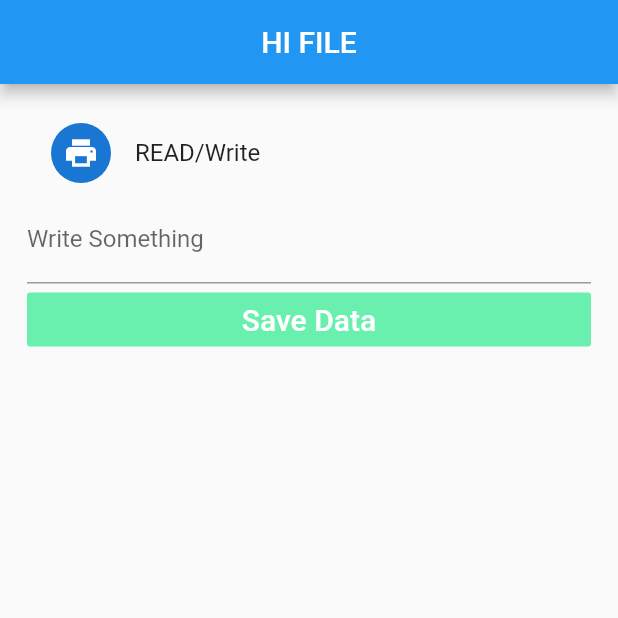
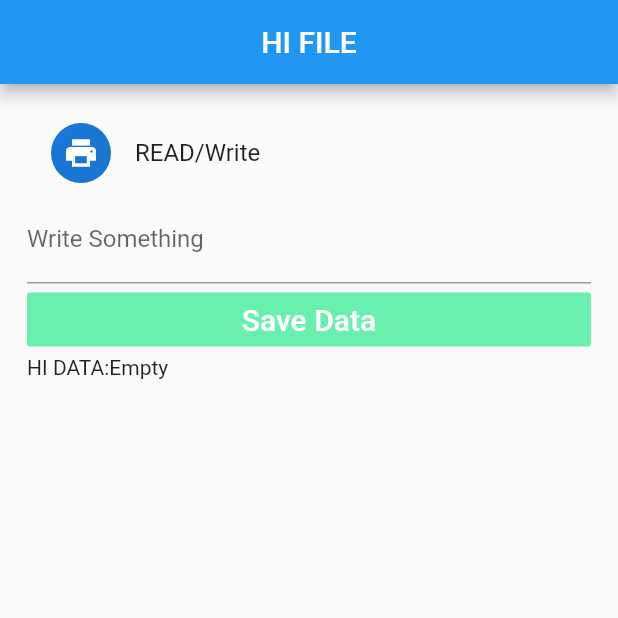
Before and after one commit to mortuzahossain/flutter_io_file, a Flutter app: the screen it shows after launch, after a tap on "Save Data", on a phone screen of 412 x 824 dp, the top half of it. Run offline on Flutter 3.47's test engine with Material 2 defaults, Android fonts, the phone set to English and light mode, and no system bars; our stand-ins replace shared_preferences.

Commit message:
Save Data using shared preferance donwe

```diff
--- a/lib/main.dart
+++ b/lib/main.dart
@@ -2,6 +2,7 @@ import 'package:flutter/material.dart';
 import 'dart:async';
 import 'package:path_provider/path_provider.dart';
 import 'dart:io';
+import 'package:shared_preferences/shared_preferences.dart';
 
 void main() {
   runApp(MyApp());
@@ -15,6 +16,30 @@ class MyApp extends StatefulWidget {
 }
 
 class MyAppState extends State<MyApp> {
+
+  @override
+  void initState() {
+    super.initState();
+    _loadSavedData();
+  }
+
+  String _savedData = "";
+
+  _loadSavedData() async {
+    SharedPreferences preferences = await SharedPreferences.getInstance();
+    setState(() {
+      if(preferences.getString('data').isNotEmpty && preferences.getString('data')!= null) {
+        _savedData = preferences.getString("data");
+      } else{
+        _savedData = "Empty";
+      }
+    });
+  }
+
+  _saveMessage(String message) async {
+    SharedPreferences preferences = await SharedPreferences.getInstance();
+    preferences.setString("data", message);
+  }
 
   var _enterDataField = TextEditingController();
 
@@ -46,23 +71,33 @@ class MyAppState extends State<MyApp> {
               ),
 
               FlatButton(
-                  onPressed: () async{
+                  onPressed: () {
                     setState(() {
-                      writeData(_enterDataField.text);
+                      _saveMessage(_enterDataField.text);
+                      _loadSavedData();
                     });
                   },
                   child: Text("Save Data",style: TextStyle(color: Colors.white,fontSize: 20.0),),
                 color: Colors.greenAccent,
               ),
 
-              FutureBuilder(
+              Text(
+                "HI DATA:"+_savedData
+              )
+
+
+
+
+
+
+/*              FutureBuilder(
                 future: readData(),
                 builder: (BuildContext context,AsyncSnapshot<String> data){
                   if (data.hasData != null){
                     return Text(data.data.toString());
                   }
                 },
-              )
+              )*/
 
 
 
@@ -75,6 +110,11 @@ class MyAppState extends State<MyApp> {
   }
 
 }
+
+
+
+
+/*
 
 
 Future<String> get _localPath async{
@@ -102,4 +142,4 @@ Future<String> readData() async {
     debugPrint('Error: $e');
     return 'Error: $e';
   }
-}
+}*/
--- a/pubspec.yaml
+++ b/pubspec.yaml
@@ -20,6 +20,7 @@ dependencies:
   # Use with the CupertinoIcons class for iOS style icons.
   cupertino_icons: ^0.1.2
   path_provider: ^0.4.1
+  shared_preferences: ^0.4.3
 
 dev_dependencies:
   flutter_test:
```
